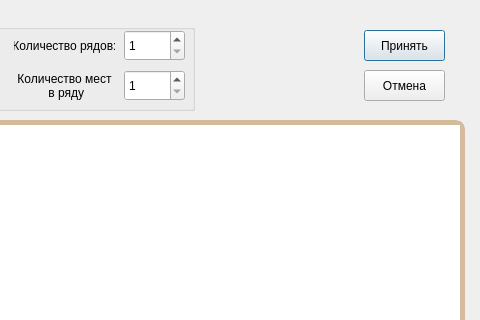
This is VTeatre/optionsforhall.ui in sashaserg/Cursovaya as Qt 5 draws it before an edit; both pictures show x 156 to 636 and y 0 to 320 of the 636 by 529 pixel window. The edited form follows.
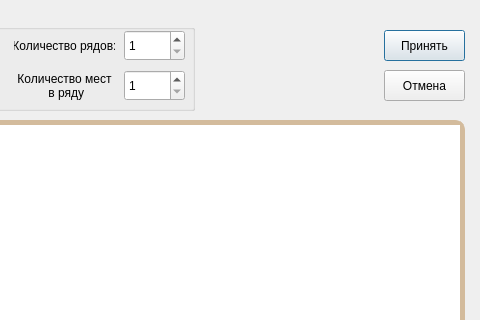
This is the edited form.

```diff
--- a/VTeatre/optionsforhall.ui
+++ b/VTeatre/optionsforhall.ui
@@ -165,7 +165,7 @@
   <widget class="QPushButton" name="pushButtonOK">
    <property name="geometry">
     <rect>
-     <x>520</x>
+     <x>540</x>
      <y>30</y>
      <width>81</width>
      <height>31</height>
@@ -178,7 +178,7 @@
   <widget class="QPushButton" name="pushButtonCancel">
    <property name="geometry">
     <rect>
-     <x>520</x>
+     <x>540</x>
      <y>70</y>
      <width>81</width>
      <height>31</height>
```
